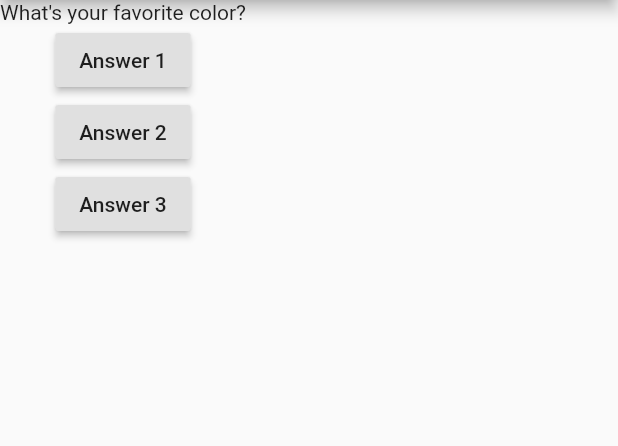
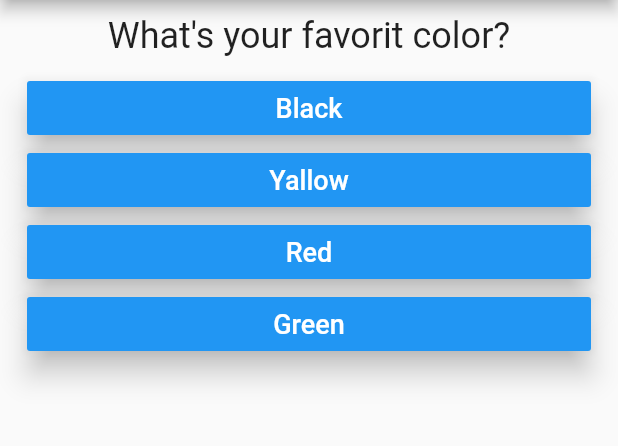
Before and after one commit to MahmoudElmaghraby/quiz_app, a Flutter app: the screen it shows after launch, on a phone screen of 412 x 824 dp, the part 84-530 px from its top. Run offline on Flutter 3.47's test engine with Material 2 defaults, Android fonts, the phone set to English and light mode, and no system bars.

Commit message:
4th commit

```diff
--- /dev/null
+++ b/lib/answer.dart
@@ -0,0 +1,28 @@
+import 'package:flutter/material.dart';
+
+class Answer extends StatelessWidget {
+  final Function selecHandeler;
+  final String answerText;
+
+  Answer(this.selecHandeler , this.answerText);
+
+  @override
+  Widget build(BuildContext context) {
+    return Container(
+      width: double.infinity,
+      child: Container(
+        margin: EdgeInsets.only(left: 18, right: 18),
+        child: RaisedButton(
+          color: Colors.blue,
+          elevation: 8,
+          textColor: Colors.white,
+          onPressed: selecHandeler,
+          child: Text(
+            answerText,
+            style: TextStyle(fontSize: 18),
+          ),
+        ),
+      ),
+    );
+  }
+}
--- a/lib/main.dart
+++ b/lib/main.dart
@@ -1,55 +1,80 @@
 import 'package:flutter/material.dart';
+
+import 'quiz.dart';
+import 'result.dart';
 
 void main() => runApp(MyApp());
 
 class MyApp extends StatefulWidget {
-
   @override
   _MyAppState createState() => _MyAppState();
 }
 
 class _MyAppState extends State<MyApp> {
+  final _questions = const [
+    {
+      'questionText': 'What\'s your favorit color?',
+      'answers': [
+        {'text': 'Black', 'score': 1},
+        {'text': 'Yallow', 'score': 2},
+        {'text': 'Red', 'score': 3},
+        {'text': 'Green', 'score': 4}
+      ],
+    },
+    {
+      'questionText': 'What\'s your favorit animal?',
+      'answers': [
+        {'text': 'Rabit', 'score': 1},
+        {'text': 'Snake', 'score': 2},
+        {'text': 'Elephant', 'score': 3},
+        {'text': 'Lion', 'score': 4}
+      ],
+    },
+    {
+      'questionText': 'Who\'s your favorit learner?',
+      'answers': [
+        {'text': 'You', 'score': 1},
+        {'text': 'You', 'score': 2},
+        {'text': 'You', 'score': 3},
+        {'text': 'You', 'score': 4}
+      ],
+    },
+  ];
+
+  void _resetQuiz(){
+    setState(() {
+      _totalScore = 0;
+      _questionIndex = 0;
+    });
+  }
+
   var _questionIndex = 0;
+  var _totalScore = 0;
 
-  void _answerQuestion() {
 
+
+  void _answerQuestion(int score) {
+    _totalScore += score;
     setState(() {
       _questionIndex += 1;
     });
-
   }
 
   @override
-  var questions = [
-    'What\'s your favorite color?',
-    'What\'s your favorite animal?'
-  ];
-
   Widget build(BuildContext context) {
     return MaterialApp(
+      debugShowCheckedModeBanner: false,
       home: Scaffold(
         appBar: AppBar(
           title: Text('Quiz app'),
         ),
-        body: Column(
-          children: <Widget>[
-            Text(
-              questions[_questionIndex],
-            ),
-            RaisedButton(
-              onPressed: _answerQuestion,
-              child: Text('Answer 1'),
-            ),
-            RaisedButton(
-              onPressed: _answerQuestion,
-              child: Text('Answer 2'),
-            ),
-            RaisedButton(
-              onPressed: _answerQuestion,
-              child: Text('Answer 3'),
-            ),
-          ],
-        ),
+        body: _questionIndex < _questions.length
+            ? Quiz(
+                answerQuestion: _answerQuestion,
+                questionIndex: _questionIndex,
+                questions: _questions,
+              )
+            : Result(_totalScore , _resetQuiz),
       ),
     );
   }
--- /dev/null
+++ b/lib/question.dart
@@ -0,0 +1,20 @@
+import 'package:flutter/material.dart';
+
+class Question extends StatelessWidget {
+  final String questionText;
+
+  Question(this.questionText);
+
+  @override
+  Widget build(BuildContext context) {
+    return Container(
+      width: double.infinity,
+      margin: EdgeInsets.all(10),
+      child: Text(
+        questionText,
+        style: TextStyle(fontSize: 24),
+        textAlign: TextAlign.center,
+      ),
+    );
+  }
+}
--- /dev/null
+++ b/lib/quiz.dart
@@ -0,0 +1,28 @@
+import 'package:flutter/material.dart';
+import 'question.dart';
+import 'answer.dart';
+
+class Quiz extends StatelessWidget {
+  final List<Map<String, Object>> questions;
+  final int questionIndex;
+  final Function answerQuestion;
+
+  Quiz(
+      {@required this.questions,
+      @required this.answerQuestion,
+      @required this.questionIndex});
+
+  @override
+  Widget build(BuildContext context) {
+    return Column(
+      children: <Widget>[
+        Question(
+          questions[questionIndex]['questionText'],
+        ),
+        ...(questions[questionIndex]['answers'] as List<Map<String , Object>>).map((answer) {
+          return Answer(() => answerQuestion(answer['score']), answer['text']);
+        }).toList()
+      ],
+    );
+  }
+}
--- a/pubspec.yaml
+++ b/pubspec.yaml
@@ -14,7 +14,7 @@ description: A new Flutter project.
 version: 1.0.0+1
 
 environment:
-  sdk: ">=2.1.0 <3.0.0"
+  sdk: ">=2.7.0 <3.0.0"
 
 dependencies:
   flutter:
```
Also changed, not shown: lib/result.dart (added, +45 -0 lines), pubspec.lock.
